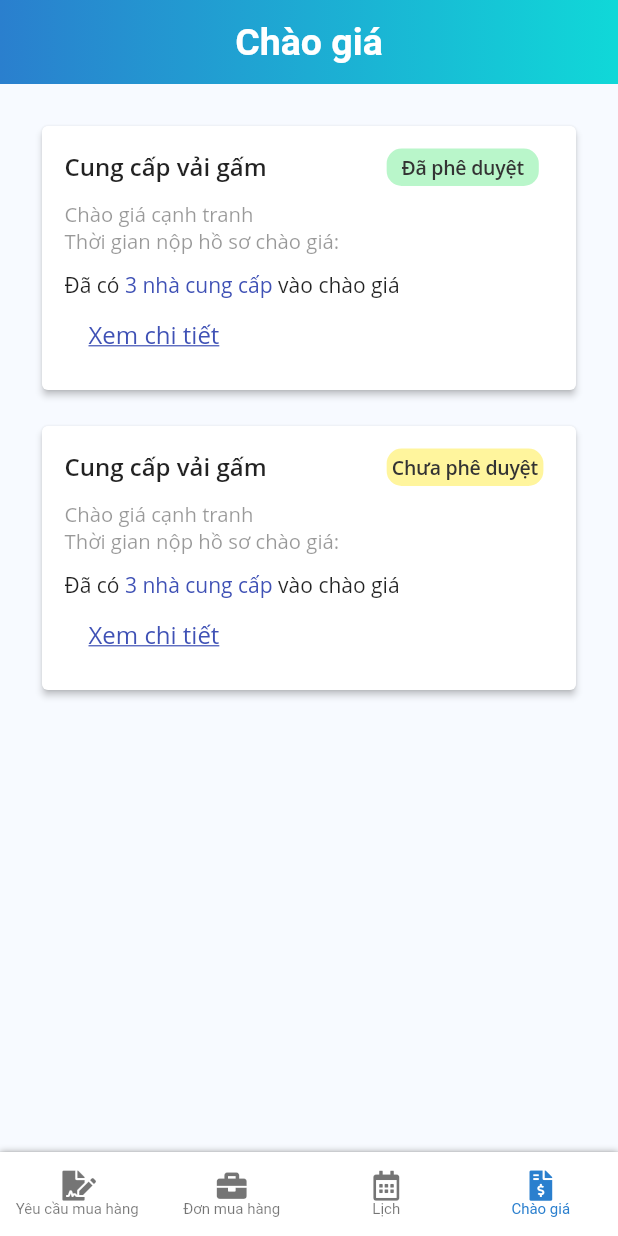
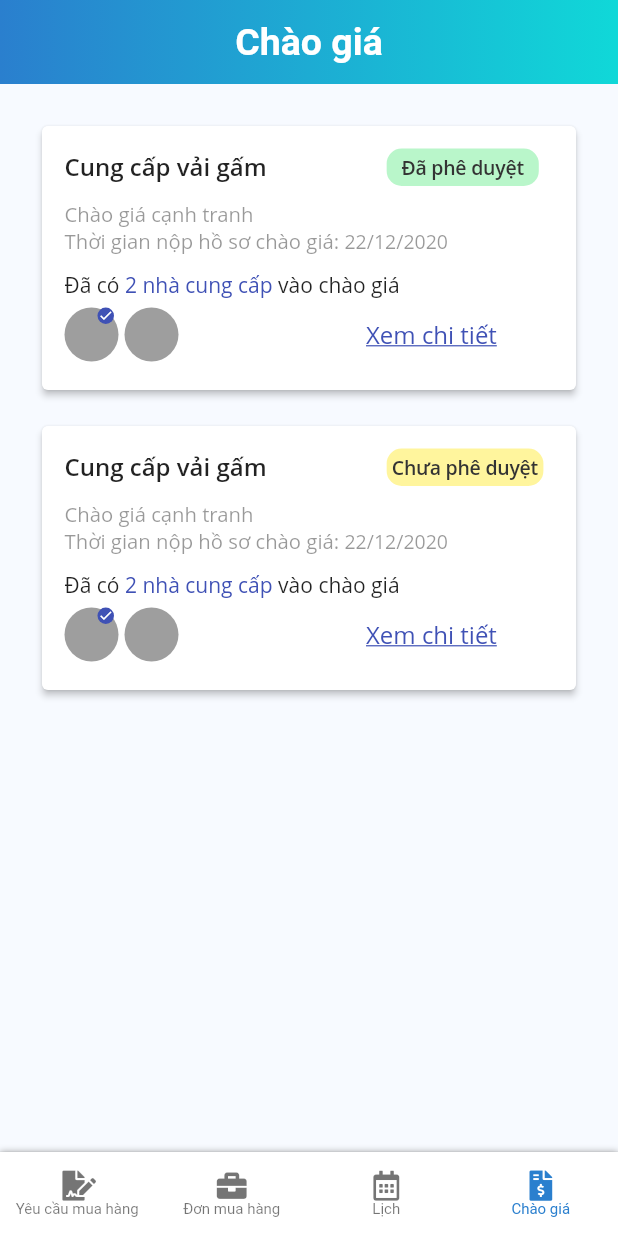
Before and after one commit to Tiensp/GiaoTiepNguoiMay_HCI, a Flutter app: the screen it shows after launch, item 4 of the bottom bar chosen, on a phone screen of 412 x 824 dp. Run offline on Flutter 3.47's test engine with Material 2 defaults, Android fonts, the phone set to English and light mode, and no system bars; our stand-ins replace font_awesome_flutter, table_calendar, timelines; Roboto replaces fonts that are missing (Open Sans).

```diff
--- a/lib/moi_chao_gia_view/moi_chao_gia_view.dart
+++ b/lib/moi_chao_gia_view/moi_chao_gia_view.dart
@@ -17,7 +17,7 @@ class MoiChaoGiaWidget extends StatefulWidget {
 }
 
 class _MoiChaoGiaWidgetState extends State<MoiChaoGiaWidget> {
-  int groupVal = 0;
+  int selectedSupplier = 0;
 
   final List<RequestModel> prepareData = [
     RequestModel(
@@ -118,14 +118,27 @@ class _MoiChaoGiaWidgetState extends State<MoiChaoGiaWidget> {
                           fontSize: 13.5,
                         ),
                       ),
+                      Row(
+                        children: [
                           Text(
-                        'Thời gian nộp hồ sơ chào giá:',
+                            'Thời gian nộp hồ sơ chào giá: ',
                             style: TextStyle(
                               color: AppColors.secondaryText,
                               fontFamily: "Open Sans",
                               fontWeight: FontWeight.w400,
                               fontSize: 13.5,
                             ),
+                          ),
+                          Text(
+                            prepareData[index].bodyModel.requestDate,
+                            style: TextStyle(
+                              color: AppColors.secondaryText,
+                              fontFamily: "Open Sans",
+                              fontWeight: FontWeight.w400,
+                              fontSize: 13,
+                            ),
+                          ),
+                        ],
                       ),
                       Padding(padding: EdgeInsets.only(bottom: 10)),
                       Row(
@@ -139,7 +152,16 @@ class _MoiChaoGiaWidgetState extends State<MoiChaoGiaWidget> {
                             ),
                           ),
                           Text(
-                            '3 nhà cung cấp ',
+                            prepareData.length.toString(),
+                            style: TextStyle(
+                              color: Colors.indigo,
+                              fontFamily: "Open Sans",
+                              fontWeight: FontWeight.w500,
+                              fontSize: 14,
+                            ),
+                          ),
+                          Text(
+                            ' nhà cung cấp ',
                             style: TextStyle(
                               color: Colors.indigo,
                               fontFamily: "Open Sans",
@@ -159,11 +181,59 @@ class _MoiChaoGiaWidgetState extends State<MoiChaoGiaWidget> {
                       ),
                       Row(
                         children: [
+                          Container(
+                            color: Colors.white,
+                            width: 165,
+                            height: 36,
+                            child: ListView.builder(
+                              scrollDirection: Axis.horizontal,
+                              itemCount: prepareData.length,
+                                itemBuilder: (context, index) {
+                                return Container(
+                                  width: 40,
+                                  child: Stack(
+                                    alignment: Alignment.center,
+                                    children: [
+                                    Positioned(
+                                      left: 0,
+                                      top: 0,
+                                      child: Container(
+                                        width: 36,
+                                        height: 36,
+                                        decoration: BoxDecoration(
+                                        color: Colors.grey,
+                                        borderRadius: BorderRadius.all(Radius.circular(17.9915))),
+                                        child: Container(),
+                                      ),
+                                      ),
+                                    selectedSupplier == index
+                                      ? //if isSelected: check
+                                    Positioned(
+                                      left: 22,
+                                      top: 0,
+                                      child: Container(
+                                        width: 11,
+                                        height: 11,
+                                        decoration: BoxDecoration(
+                                        color: Colors.indigo,
+                                        borderRadius: BorderRadius.all(Radius.circular(18)),
+                                        ),
+                                        child: Container(child: Icon(Icons.check, color: Colors.white, size: 10))
+                                      ))
+                                        : //else: nothing
+                                        Container(),
+                                    ]
+                                  ),
+                                );
+                                }
+                            ),
+                          ),
+                          Padding(padding: EdgeInsets.only(right: 20)),
                           FlatButton(
                             onPressed: () {
                               showDialog(
                                   context: context,
-                                  builder: (_) => MyDialog());
+                                  builder: (_) => MyDialog()).then((value) => null);
                             },
                             child: Text('Xem chi tiết',
                                 style: TextStyle(
```
Lines whose indentation alone changed are shown as unchanged.
